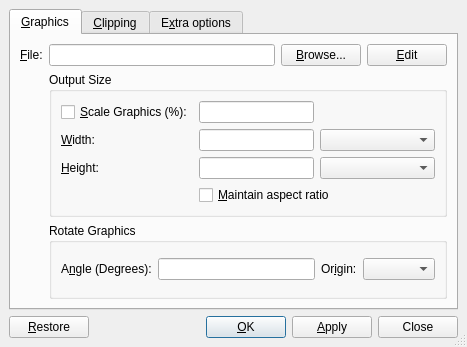
This is src/frontends/qt4/ui/QGraphicsUi.ui in cburschka/lyx as Qt 5 draws it before an edit. The edited form follows.
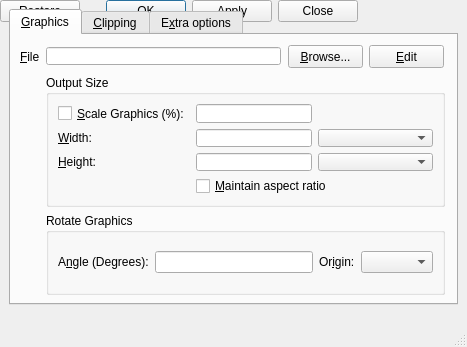
This is the edited form. Custom widgets are drawn as their Qt base class.

Commit message: small adjustment to have the same button size for Browse and Edit button.

What changed in the file:
```diff
--- a/src/frontends/qt4/ui/QGraphicsUi.ui
+++ b/src/frontends/qt4/ui/QGraphicsUi.ui
@@ -23,15 +23,106 @@
   <property name="sizeGripEnabled" >
    <bool>true</bool>
   </property>
-  <layout class="QGridLayout" >
+  <widget class="QWidget" name="" >
+   <layout class="QHBoxLayout" >
    <property name="margin" >
-    <number>9</number>
+     <number>0</number>
    </property>
    <property name="spacing" >
     <number>6</number>
    </property>
-   <item row="0" column="0" >
+    <item>
+     <widget class="QPushButton" name="restorePB" >
+      <property name="text" >
+       <string>&amp;Restore</string>
+      </property>
+      <property name="autoDefault" >
+       <bool>false</bool>
+      </property>
+      <property name="default" >
+       <bool>false</bool>
+      </property>
+     </widget>
+    </item>
+    <item>
+     <spacer>
+      <property name="orientation" >
+       <enum>Qt::Horizontal</enum>
+      </property>
+      <property name="sizeType" >
+       <enum>QSizePolicy::MinimumExpanding</enum>
+      </property>
+      <property name="sizeHint" >
+       <size>
+        <width>20</width>
+        <height>20</height>
+       </size>
+      </property>
+     </spacer>
+    </item>
+    <item>
+     <widget class="QPushButton" name="okPB" >
+      <property name="text" >
+       <string>&amp;OK</string>
+      </property>
+      <property name="autoDefault" >
+       <bool>true</bool>
+      </property>
+      <property name="default" >
+       <bool>true</bool>
+      </property>
+     </widget>
+    </item>
+    <item>
+     <widget class="QPushButton" name="applyPB" >
+      <property name="sizePolicy" >
+       <sizepolicy>
+        <hsizetype>1</hsizetype>
+        <vsizetype>0</vsizetype>
+        <horstretch>0</horstretch>
+        <verstretch>0</verstretch>
+       </sizepolicy>
+      </property>
+      <property name="text" >
+       <string>&amp;Apply</string>
+      </property>
+      <property name="autoDefault" >
+       <bool>false</bool>
+      </property>
+      <property name="default" >
+       <bool>false</bool>
+      </property>
+     </widget>
+    </item>
+    <item>
+     <widget class="QPushButton" name="closePB" >
+      <property name="sizePolicy" >
+       <sizepolicy>
+        <hsizetype>1</hsizetype>
+        <vsizetype>0</vsizetype>
+        <horstretch>0</horstretch>
+        <verstretch>0</verstretch>
+       </sizepolicy>
+      </property>
+      <property name="text" >
+       <string>Close</string>
+      </property>
+      <property name="autoDefault" >
+       <bool>false</bool>
+      </property>
+     </widget>
+    </item>
+   </layout>
+  </widget>
     <widget class="QTabWidget" name="TabWidget" >
+   <property name="geometry" >
+    <rect>
+     <x>9</x>
+     <y>9</y>
+     <width>449</width>
+     <height>296</height>
+    </rect>
+   </property>
      <property name="toolTip" >
       <string/>
      </property>
@@ -42,22 +133,15 @@
       <attribute name="title" >
        <string>&amp;Graphics</string>
       </attribute>
-      <layout class="QGridLayout" >
-       <property name="margin" >
-        <number>9</number>
-       </property>
-       <property name="spacing" >
-        <number>6</number>
-       </property>
-       <item row="0" column="1" >
-        <widget class="QLineEdit" name="filename" >
-         <property name="toolTip" >
-          <string>File name of image</string>
-         </property>
-        </widget>
-       </item>
-       <item row="0" column="0" >
         <widget class="QLabel" name="filenameL" >
+     <property name="geometry" >
+      <rect>
+       <x>9</x>
+       <y>9</y>
+       <width>20</width>
+       <height>25</height>
+      </rect>
+     </property>
          <property name="toolTip" >
           <string>File name of image</string>
          </property>
@@ -68,32 +152,100 @@
           <cstring>filename</cstring>
          </property>
         </widget>
+    <widget class="QGroupBox" name="rotationGB" >
+     <property name="geometry" >
+      <rect>
+       <x>35</x>
+       <y>178</y>
+       <width>399</width>
+       <height>82</height>
+      </rect>
+     </property>
+     <property name="title" >
+      <string>Rotate Graphics</string>
+     </property>
+     <property name="flat" >
+      <bool>true</bool>
+     </property>
+     <layout class="QGridLayout" >
+      <property name="margin" >
+       <number>9</number>
+      </property>
+      <property name="spacing" >
+       <number>6</number>
+      </property>
+      <item row="0" column="0" >
+       <widget class="QLabel" name="angleL" >
+        <property name="toolTip" >
+         <string>Angle to rotate image by</string>
+        </property>
+        <property name="text" >
+         <string>A&amp;ngle (Degrees):</string>
+        </property>
+        <property name="buddy" >
+         <cstring>angle</cstring>
+        </property>
+       </widget>
+      </item>
+      <item row="0" column="1" >
+       <widget class="QLineEdit" name="angle" >
+        <property name="sizePolicy" >
+         <sizepolicy>
+          <hsizetype>3</hsizetype>
+          <vsizetype>0</vsizetype>
+          <horstretch>0</horstretch>
+          <verstretch>0</verstretch>
+         </sizepolicy>
+        </property>
+        <property name="toolTip" >
+         <string>Angle to rotate image by</string>
+        </property>
+       </widget>
        </item>
        <item row="0" column="2" >
-        <widget class="QPushButton" name="browsePB" >
+       <widget class="QLabel" name="originL" >
          <property name="toolTip" >
           <string>Select an image file</string>
          </property>
          <property name="text" >
-          <string>&amp;Browse...</string>
+         <string>Or&amp;igin:</string>
+        </property>
+        <property name="buddy" >
+         <cstring>origin</cstring>
          </property>
         </widget>
        </item>
        <item row="0" column="3" >
-        <widget class="QPushButton" name="editPB" >
-         <property name="text" >
-          <string>&amp;Edit</string>
-         </property>
-         <property name="autoDefault" >
-          <bool>false</bool>
-         </property>
-         <property name="default" >
-          <bool>false</bool>
+       <widget class="QComboBox" name="origin" >
+        <property name="toolTip" >
+         <string>The origin of the rotation</string>
          </property>
         </widget>
        </item>
-       <item row="1" column="1" colspan="3" >
+     </layout>
+    </widget>
+    <widget class="QLineEdit" name="filename" >
+     <property name="geometry" >
+      <rect>
+       <x>35</x>
+       <y>12</y>
+       <width>235</width>
+       <height>18</height>
+      </rect>
+     </property>
+     <property name="toolTip" >
+      <string>File name of image</string>
+     </property>
+    </widget>
         <widget class="QGroupBox" name="sizeGB" >
+     <property name="geometry" >
+      <rect>
+       <x>35</x>
+       <y>40</y>
+       <width>399</width>
+       <height>132</height>
+      </rect>
+     </property>
          <property name="title" >
           <string>Output Size</string>
          </property>
@@ -213,74 +365,41 @@
           </item>
          </layout>
         </widget>
-       </item>
-       <item row="2" column="1" colspan="3" >
-        <widget class="QGroupBox" name="rotationGB" >
-         <property name="title" >
-          <string>Rotate Graphics</string>
-         </property>
-         <property name="flat" >
-          <bool>true</bool>
-         </property>
-         <layout class="QGridLayout" >
-          <property name="margin" >
-           <number>9</number>
-          </property>
-          <property name="spacing" >
-           <number>6</number>
-          </property>
-          <item row="0" column="0" >
-           <widget class="QLabel" name="angleL" >
+    <widget class="QPushButton" name="browsePB" >
+     <property name="geometry" >
+      <rect>
+       <x>277</x>
+       <y>10</y>
+       <width>75</width>
+       <height>23</height>
+      </rect>
+     </property>
             <property name="toolTip" >
              <string>Angle to rotate image by</string>
             </property>
             <property name="text" >
-             <string>A&amp;ngle (Degrees):</string>
-            </property>
-            <property name="buddy" >
-             <cstring>angle</cstring>
-            </property>
-           </widget>
-          </item>
-          <item row="0" column="1" >
-           <widget class="QLineEdit" name="angle" >
-            <property name="sizePolicy" >
-             <sizepolicy>
-              <hsizetype>3</hsizetype>
-              <vsizetype>0</vsizetype>
-              <horstretch>0</horstretch>
-              <verstretch>0</verstretch>
-             </sizepolicy>
-            </property>
-            <property name="toolTip" >
-             <string>Angle to rotate image by</string>
-            </property>
-           </widget>
-          </item>
-          <item row="0" column="2" >
-           <widget class="QLabel" name="originL" >
-            <property name="toolTip" >
-             <string>The origin of the rotation</string>
-            </property>
+      <string>&amp;Browse...</string>
+     </property>
+    </widget>
+    <widget class="QPushButton" name="editPB" >
+     <property name="geometry" >
+      <rect>
+       <x>358</x>
+       <y>10</y>
+       <width>75</width>
+       <height>23</height>
+      </rect>
+     </property>
             <property name="text" >
-             <string>Or&amp;igin:</string>
-            </property>
-            <property name="buddy" >
-             <cstring>origin</cstring>
-            </property>
-           </widget>
-          </item>
-          <item row="0" column="3" >
-           <widget class="QComboBox" name="origin" >
-            <property name="toolTip" >
-             <string>The origin of the rotation</string>
-            </property>
-           </widget>
-          </item>
-         </layout>
-        </widget>
-       </item>
-      </layout>
+      <string>&amp;Edit</string>
+     </property>
+     <property name="autoDefault" >
+      <bool>false</bool>
+     </property>
+     <property name="default" >
+      <bool>false</bool>
+     </property>
+    </widget>
      </widget>
      <widget class="QWidget" name="Clipping" >
       <attribute name="title" >
@@ -658,99 +777,6 @@
       </layout>
      </widget>
     </widget>
-   </item>
-   <item row="1" column="0" >
-    <layout class="QHBoxLayout" >
-     <property name="margin" >
-      <number>0</number>
-     </property>
-     <property name="spacing" >
-      <number>6</number>
-     </property>
-     <item>
-      <widget class="QPushButton" name="restorePB" >
-       <property name="text" >
-        <string>&amp;Restore</string>
-       </property>
-       <property name="autoDefault" >
-        <bool>false</bool>
-       </property>
-       <property name="default" >
-        <bool>false</bool>
-       </property>
-      </widget>
-     </item>
-     <item>
-      <spacer>
-       <property name="orientation" >
-        <enum>Qt::Horizontal</enum>
-       </property>
-       <property name="sizeType" >
-        <enum>QSizePolicy::MinimumExpanding</enum>
-       </property>
-       <property name="sizeHint" >
-        <size>
-         <width>20</width>
-         <height>20</height>
-        </size>
-       </property>
-      </spacer>
-     </item>
-     <item>
-      <widget class="QPushButton" name="okPB" >
-       <property name="text" >
-        <string>&amp;OK</string>
-       </property>
-       <property name="autoDefault" >
-        <bool>true</bool>
-       </property>
-       <property name="default" >
-        <bool>true</bool>
-       </property>
-      </widget>
-     </item>
-     <item>
-      <widget class="QPushButton" name="applyPB" >
-       <property name="sizePolicy" >
-        <sizepolicy>
-         <hsizetype>1</hsizetype>
-         <vsizetype>0</vsizetype>
-         <horstretch>0</horstretch>
-         <verstretch>0</verstretch>
-        </sizepolicy>
-       </property>
-       <property name="text" >
-        <string>&amp;Apply</string>
-       </property>
-       <property name="autoDefault" >
-        <bool>false</bool>
-       </property>
-       <property name="default" >
-        <bool>false</bool>
-       </property>
-      </widget>
-     </item>
-     <item>
-      <widget class="QPushButton" name="closePB" >
-       <property name="sizePolicy" >
-        <sizepolicy>
-         <hsizetype>1</hsizetype>
-         <vsizetype>0</vsizetype>
-         <horstretch>0</horstretch>
-         <verstretch>0</verstretch>
-        </sizepolicy>
-       </property>
-       <property name="text" >
-        <string>Close</string>
-       </property>
-       <property name="autoDefault" >
-        <bool>false</bool>
-       </property>
-      </widget>
-     </item>
-    </layout>
-   </item>
-  </layout>
  </widget>
  <customwidgets>
   <customwidget>
```
Left out of the diff: 4 changed lines with no effect on the pictures. Lines whose indentation alone changed are shown as unchanged.
